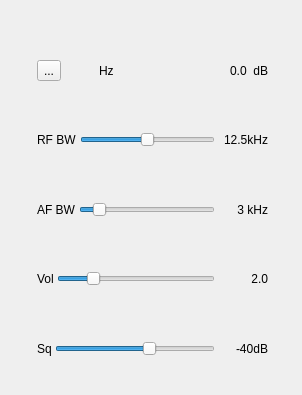
The window that plugins/channel/am/amdemodgui.ui (f4exb/sdrangel) describes before a commit, drawn with Qt 5.
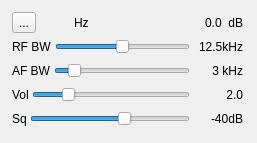
The same window after the commit. Icons and pictures are not drawn. Custom widgets are drawn as their Qt base class.

Commit message: Fixed AM demod sliders

```diff
--- a/plugins/channel/am/amdemodgui.ui
+++ b/plugins/channel/am/amdemodgui.ui
@@ -6,8 +6,8 @@
    <rect>
     <x>0</x>
     <y>0</y>
-    <width>302</width>
-    <height>395</height>
+    <width>257</width>
+    <height>143</height>
    </rect>
   </property>
   <property name="focusPolicy">
@@ -19,10 +19,10 @@
   <widget class="QWidget" name="settingsContainer" native="true">
    <property name="geometry">
     <rect>
-     <x>35</x>
-     <y>35</y>
+     <x>10</x>
+     <y>10</y>
      <width>235</width>
-     <height>349</height>
+     <height>121</height>
     </rect>
    </property>
    <property name="windowTitle">
@@ -246,6 +246,9 @@
         <property name="maximum">
          <number>100</number>
         </property>
+        <property name="pageStep">
+         <number>1</number>
+        </property>
         <property name="value">
          <number>20</number>
         </property>
@@ -289,6 +292,9 @@
         <property name="maximum">
          <number>0</number>
         </property>
+        <property name="pageStep">
+         <number>1</number>
+        </property>
         <property name="value">
          <number>-40</number>
         </property>
```
